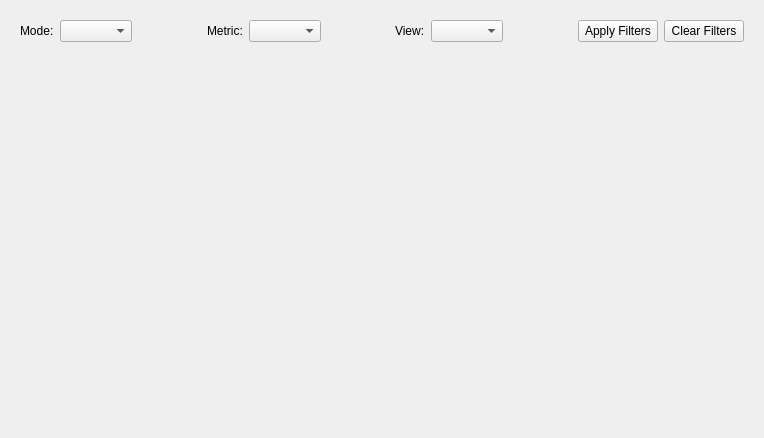
Above: widgets/PerformanceDataMetricView.ui from OpenSpeedShop/cbtf-argonavis-gui before the change. Below: the same form after it.
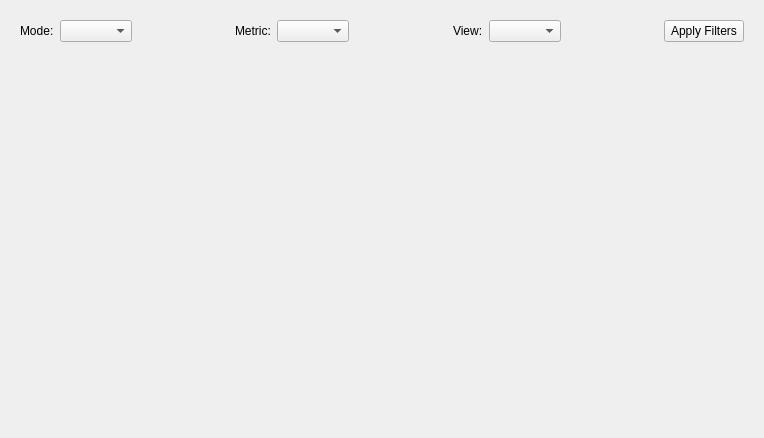
That is the form after the change.

Commit message: Handle 'Apply Filters' and 'Clear Filters' with just one button.

The edit to the form file:
```diff
--- a/widgets/PerformanceDataMetricView.ui
+++ b/widgets/PerformanceDataMetricView.ui
@@ -40,7 +40,7 @@
      <property name="frameShadow">
       <enum>QFrame::Plain</enum>
      </property>
-     <layout class="QHBoxLayout" name="horizontalLayout" stretch="0,0,1,0,0,1,0,0,1,0,0">
+     <layout class="QHBoxLayout" name="horizontalLayout" stretch="0,0,1,0,0,1,0,0,1,0">
       <item>
        <widget class="QLabel" name="label_SelectMode">
         <property name="text">
@@ -135,13 +135,6 @@
         </property>
        </widget>
       </item>
-      <item>
-       <widget class="QPushButton" name="pushButton_ClearFilters">
-        <property name="text">
-         <string>Clear Filters</string>
-        </property>
-       </widget>
-      </item>
      </layout>
     </widget>
    </item>
```
Left out of the diff: 2 changed lines with no effect on the pictures. The commit also changes 2 other files.
